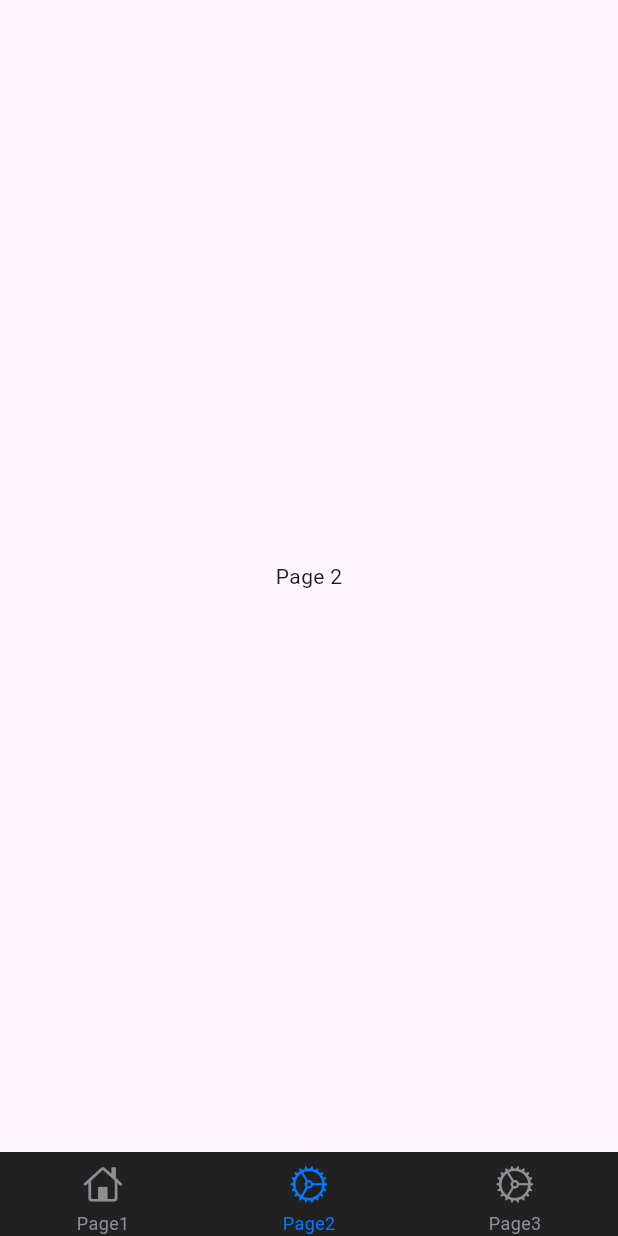
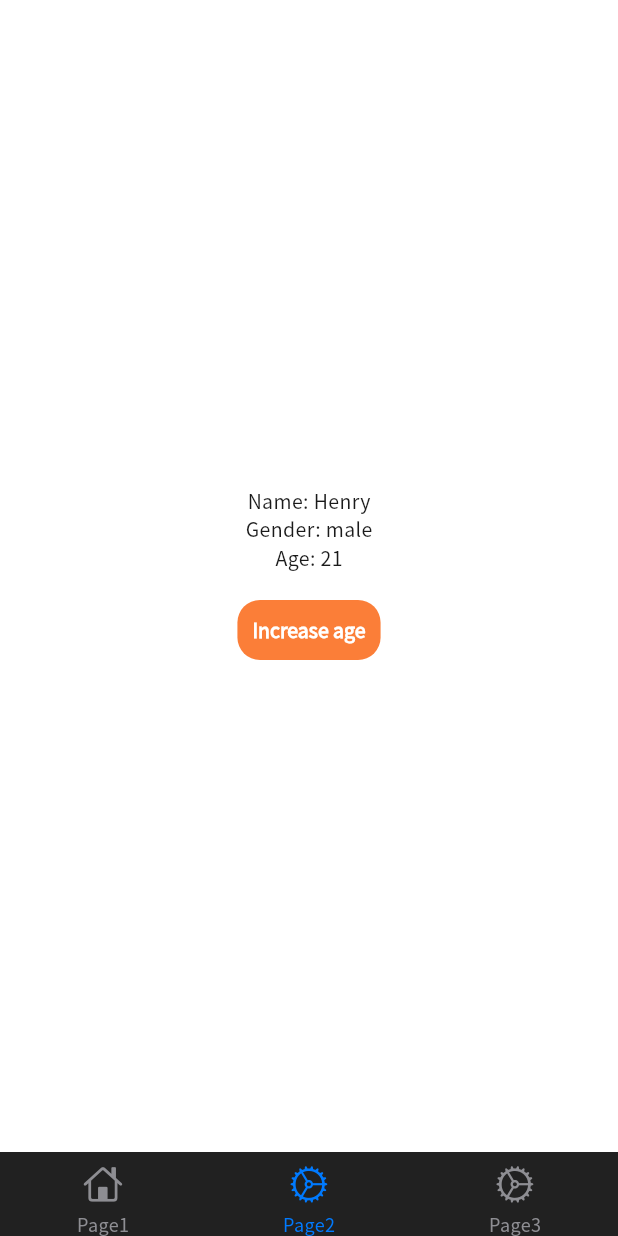
Before and after one commit to hgtdung/flutter_example_project, a Flutter app: the screen it shows after launch, item 2 of the bottom bar chosen, on a phone screen of 412 x 824 dp. Run offline on Flutter 3.47's test engine with Material 3 defaults, Android fonts, the light colour scheme and no system bars; our stand-ins replace dio, equatable, firebase_crashlytics, flutter_bloc, freezed_annotation, get_it and 1 more; accounts and stored records are empty; generated files the repository leaves out were written again.

Commit message:
add bloc template

```diff
--- a/lib/data/models/user.dart
+++ b/lib/data/models/user.dart
@@ -1,5 +1,17 @@
 class User {
-  User.fromJson(dynamic json) {
+  String name;
+  String gender;
+  int age;
+  User({required this.name, required this.gender, required this.age});
 
+  factory User.fromJson(Map<String, dynamic> map) {
+    return User(name: map["name"], gender: map["gender"], age: map["gender"]);
+  }
+
+  copyWith({String? name, String? gender, int? age}) {
+    return User(
+        name: name ?? this.name,
+        gender: gender ?? this.gender,
+        age: age ?? this.age);
   }
 }
--- a/lib/di/service_locator.dart
+++ b/lib/di/service_locator.dart
@@ -8,7 +8,7 @@ final serviceLocator = GetIt.instance;
 void setupServiceLocator() {
   setupAPIs();
 
+  setupRepositories();
+
   setupViews();
-
-  setupRepositories();
 }
--- a/lib/di/view_modules.dart
+++ b/lib/di/view_modules.dart
@@ -1,6 +1,11 @@
+import 'package:flutter_example_project/data/repositories/authentication_repository.dart';
 import 'package:flutter_example_project/di/service_locator.dart';
 import 'package:flutter_example_project/features/page1_screen/page1_vm.dart';
+import 'package:flutter_example_project/features/page2_screen/bloc/page2_bloc.dart';
+import 'package:flutter_example_project/features/page2_screen/bloc/page2_state.dart';
 
 setupViews() {
   serviceLocator.registerFactory<Page1VM>(() => Page1VM());
+
+  serviceLocator.registerFactory<Page2Bloc>(() => Page2Bloc(serviceLocator<AuthenticationRepository>()));
 }
--- a/lib/features/main_screen/main_screen.dart
+++ b/lib/features/main_screen/main_screen.dart
@@ -1,7 +1,7 @@
 import 'package:flutter/cupertino.dart';
 import 'package:flutter/material.dart';
 import 'package:flutter_example_project/features/page1_screen/page1_screen.dart';
-import 'package:flutter_example_project/features/page2_screen.dart';
+import 'package:flutter_example_project/features/page2_screen/page2_screen.dart';
 import 'package:flutter_example_project/features/page3_screen.dart';
 import 'package:flutter_example_project/kwidget/kbottom_navigation/k_tab_view.lib.dart';
 
--- a/lib/features/page2_screen.dart
+++ /dev/null
@@ -1,19 +0,0 @@
-import 'package:flutter/material.dart';
-
-class Page2Screen extends StatefulWidget {
-  const Page2Screen({super.key});
-
-  @override
-  State<Page2Screen> createState() => _Page2ScreenState();
-}
-
-class _Page2ScreenState extends State<Page2Screen> {
-  @override
-  Widget build(BuildContext context) {
-    return const Scaffold(
-      body: Center(
-        child: Text("Page 2"),
-      ),
-    );
-  }
-}
--- /dev/null
+++ b/lib/features/page2_screen/bloc/page2_bloc.dart
@@ -0,0 +1,38 @@
+import 'package:flutter_bloc/flutter_bloc.dart';
+import 'package:flutter_example_project/data/data_provider/api/network/exceptions/network_exceptions.dart';
+import 'package:flutter_example_project/data/data_provider/api/network/result_response.dart';
+import 'package:flutter_example_project/data/models/user.dart';
+import 'package:flutter_example_project/data/repositories/authentication_repository.dart';
+import 'package:flutter_example_project/features/page2_screen/bloc/page2_event.dart';
+import 'package:flutter_example_project/features/page2_screen/bloc/page2_state.dart';
+
+class Page2Bloc extends Bloc<Page2Event, Page2State> {
+  final AuthenticationRepository _authenticationRepository;
+  User? user;
+
+  Page2Bloc(this._authenticationRepository): super(Page2StateLoadingState()){
+    on<Page2LoadDataEvent>((event, emit) async {
+      onDataEvent(emit);
+    });
+
+    on<Page2IncreaseAgeEvent>((event, emit) {
+      if(user != null) {
+        user = user!.copyWith(age: ++user!.age);
+        emit(Page2StateDataState(user));
+      }
+    });
+  }
+
+  Future<void> onDataEvent(Emitter<Page2State> emitter) async{
+    var result = await _authenticationRepository.loginByEmail();
+    switch(result) {
+      case Success(data: User user): {
+        this.user = user;
+        emitter(Page2StateDataState(user));
+      }
+      case Failure(error: NetworkExceptions exception): {
+        emitter(Page2StateErrorState(NetworkExceptions.getErrorMessage(exception)));
+      }
+    }
+  }
+}
--- /dev/null
+++ b/lib/features/page2_screen/bloc/page2_event.dart
@@ -0,0 +1,22 @@
+import 'package:equatable/equatable.dart';
+
+sealed class Page2Event extends Equatable  {
+
+}
+
+class Page2LoadingEvent extends Page2Event {
+  @override
+  // TODO: implement props
+  List<Object?> get props => [];
+}
+
+class Page2LoadDataEvent extends Page2Event  {
+  @override
+  // TODO: implement props
+  List<Object?> get props => [];
+}
+
+class Page2IncreaseAgeEvent extends Page2Event  {
+  @override
+  List<Object?> get props => [];
+}
--- /dev/null
+++ b/lib/features/page2_screen/bloc/page2_state.dart
@@ -0,0 +1,31 @@
+import 'package:equatable/equatable.dart';
+
+sealed class Page2State extends Equatable{
+
+}
+
+class Page2StateInitialState extends Page2State {
+  @override
+  List<Object?> get props => [];
+}
+
+class Page2StateLoadingState extends Page2State {
+  @override
+  List<Object?> get props => [];
+}
+
+class Page2StateDataState<T> extends Page2State {
+  final T data;
+  Page2StateDataState(this.data);
+  @override
+  List<Object?> get props => [data];
+}
+
+class Page2StateErrorState  extends Page2State {
+  final String message;
+
+  Page2StateErrorState(this.message);
+
+  @override
+  List<Object?> get props => [message];
+}
--- /dev/null
+++ b/lib/features/page2_screen/page2_screen.dart
@@ -0,0 +1,60 @@
+import 'package:flutter/material.dart';
+import 'package:flutter_bloc/flutter_bloc.dart';
+import 'package:flutter_example_project/data/models/user.dart';
+import 'package:flutter_example_project/di/service_locator.dart';
+import 'package:flutter_example_project/features/page2_screen/bloc/page2_bloc.dart';
+import 'package:flutter_example_project/features/page2_screen/bloc/page2_event.dart';
+import 'package:flutter_example_project/features/page2_screen/bloc/page2_state.dart';
+
+class Page2Screen extends StatefulWidget {
+  const Page2Screen({super.key});
+
+  @override
+  State<Page2Screen> createState() => _Page2ScreenState();
+}
+
+class _Page2ScreenState extends State<Page2Screen> {
+  final _page2Bloc = serviceLocator<Page2Bloc>();
+  @override
+  void initState() {
+    _page2Bloc.add(Page2LoadDataEvent());
+    super.initState();
+  }
+
+  @override
+  Widget build(BuildContext context) {
+    return Scaffold(
+      body: MultiBlocProvider(
+        providers: [BlocProvider.value(value: _page2Bloc)],
+        child: BlocConsumer<Page2Bloc, Page2State>(
+            builder: (context, state) {
+              switch(state) {
+                case Page2StateDataState(data: User user):
+                    return Column(
+                      crossAxisAlignment: CrossAxisAlignment.center,
+                        mainAxisAlignment: MainAxisAlignment.center,
+                      children: [
+                        SizedBox(width: MediaQuery.of(context).size.width,),
+                      Text("Name: ${user.name}"),
+                      Text("Gender: ${user.gender}"),
+                      Text("Age: ${user.age}"),
+                      const SizedBox(height: 15,),
+                      ElevatedButton(onPressed: () {
+                        _page2Bloc.add(Page2IncreaseAgeEvent());
+                      }, child: const Text("Increase age"))
+                    ],);
+                default:
+                  return const Text("Error State");
+              }
+            },
+            listener: (context, state) {}),
+      ),
+    );
+  }
+
+  @override
+  void dispose() {
+    _page2Bloc.close();
+    super.dispose();
+  }
+}
--- a/lib/flutter_app.dart
+++ b/lib/flutter_app.dart
@@ -9,6 +9,7 @@ import 'dart:async';
 import 'package:firebase_crashlytics/firebase_crashlytics.dart';
 import 'package:flutter/material.dart';
 import 'package:flutter_example_project/routes.dart';
+import 'package:flutter_example_project/utils/themes/app_theme.dart';
 
 import 'data/data_provider/api/network/exceptions/network_exceptions.dart';
 import 'di/service_locator.dart';
@@ -39,11 +40,12 @@ class FlutterApp extends StatelessWidget {
 
   @override
   Widget build(BuildContext context) {
-    return const MaterialApp(
-      locale: Locale("es"),
+    return  MaterialApp(
+      locale: const Locale("es"),
       onGenerateRoute: Routes.onGenerateRoute,
       localizationsDelegates: AppLocalizations.localizationsDelegates,
       supportedLocales: AppLocalizations.supportedLocales,
+      theme: TAppTheme.lightTheme,
     );
   }
 }
--- a/lib/utils/themes/elevated_button_theme.dart
+++ b/lib/utils/themes/elevated_button_theme.dart
@@ -13,7 +13,7 @@ class TElevatedButtonTheme {
           padding:
               const EdgeInsets.only(left: 10, right: 10, bottom: 0, top: 0),
           shape: const RoundedRectangleBorder(
-              borderRadius: BorderRadius.all(Radius.circular(20))),
+              borderRadius: BorderRadius.all(Radius.circular(15))),
           textStyle: TextStyle(
               fontSize: 13,
               fontWeight: FontWeight.w600,
@@ -28,7 +28,7 @@ class TElevatedButtonTheme {
           padding:
               const EdgeInsets.only(left: 10, right: 10, bottom: 7, top: 6),
           shape: const RoundedRectangleBorder(
-              borderRadius: BorderRadius.all(Radius.circular(20))),
+              borderRadius: BorderRadius.all(Radius.circular(15))),
           textStyle: TextStyle(
               fontSize: 13,
               fontWeight: FontWeight.w400,
--- a/pubspec.yaml
+++ b/pubspec.yaml
@@ -44,6 +44,8 @@ dependencies:
   intl: any
   flutter_localizations:
     sdk: flutter
+  flutter_bloc: ^8.1.6
+  equatable: ^2.0.5
 
 dev_dependencies:
   flutter_test:
```
Also changed, not shown: lib/data/repositories/impl/authentication_repository_impl.dart (+9 -3 lines), lib/di/api_modules.dart (+5 -2 lines), lib/di/repository_modules.dart (+6 -1 lines), pubspec.lock.
